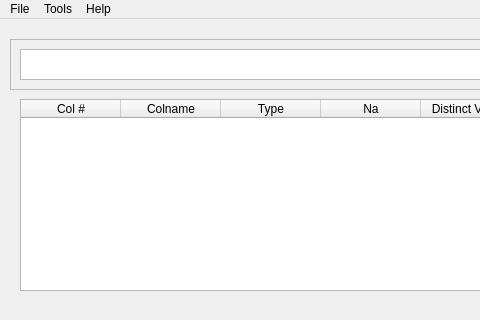
Above: mainview.ui from tallalj/automated-dm before the change; both pictures show x 0 to 480 and y 0 to 320 of the 1345 by 756 pixel window. Below: the same form after it.
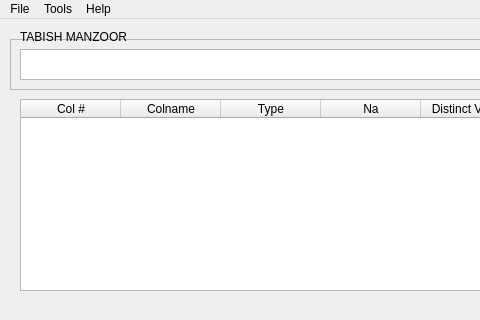
That is the form after the change.

Commit message: Added tabish name in ui

Diff of the .ui file:
```diff
--- a/mainview.ui
+++ b/mainview.ui
@@ -163,6 +163,19 @@
      <enum>QFrame::Raised</enum>
     </property>
    </widget>
+   <widget class="QLabel" name="label">
+    <property name="geometry">
+     <rect>
+      <x>20</x>
+      <y>10</y>
+      <width>181</width>
+      <height>16</height>
+     </rect>
+    </property>
+    <property name="text">
+     <string>TABISH MANZOOR</string>
+    </property>
+   </widget>
   </widget>
   <widget class="QMenuBar" name="menubar">
    <property name="geometry">
```
